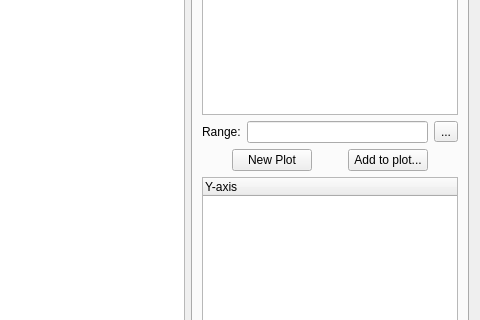
The window that src/tablewidget.ui (noedigcode/GidPlot) describes before a commit, drawn with Qt 5; both pictures show x 274 to 754 and y 148 to 468 of the 754 by 564 pixel window.
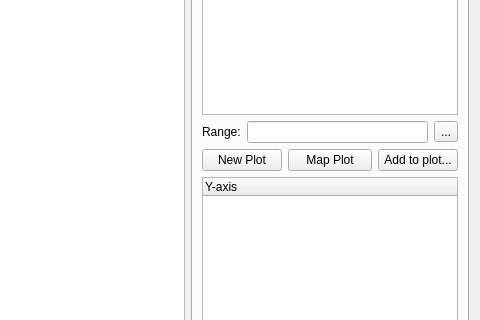
The same window after the commit. Icons and pictures are not drawn.

```diff
--- a/src/tablewidget.ui
+++ b/src/tablewidget.ui
@@ -97,6 +97,17 @@
            </property>
           </widget>
          </item>
+         <item>
+          <widget class="QPushButton" name="pushButton_newMapPlot">
+           <property name="text">
+            <string>Map Plot</string>
+           </property>
+           <property name="icon">
+            <iconset resource="../images/images.qrc">
+             <normaloff>:/showall</normaloff>:/showall</iconset>
+           </property>
+          </widget>
+         </item>
          <item>
           <widget class="QPushButton" name="pushButton_addToPlot">
            <property name="sizePolicy">
```
